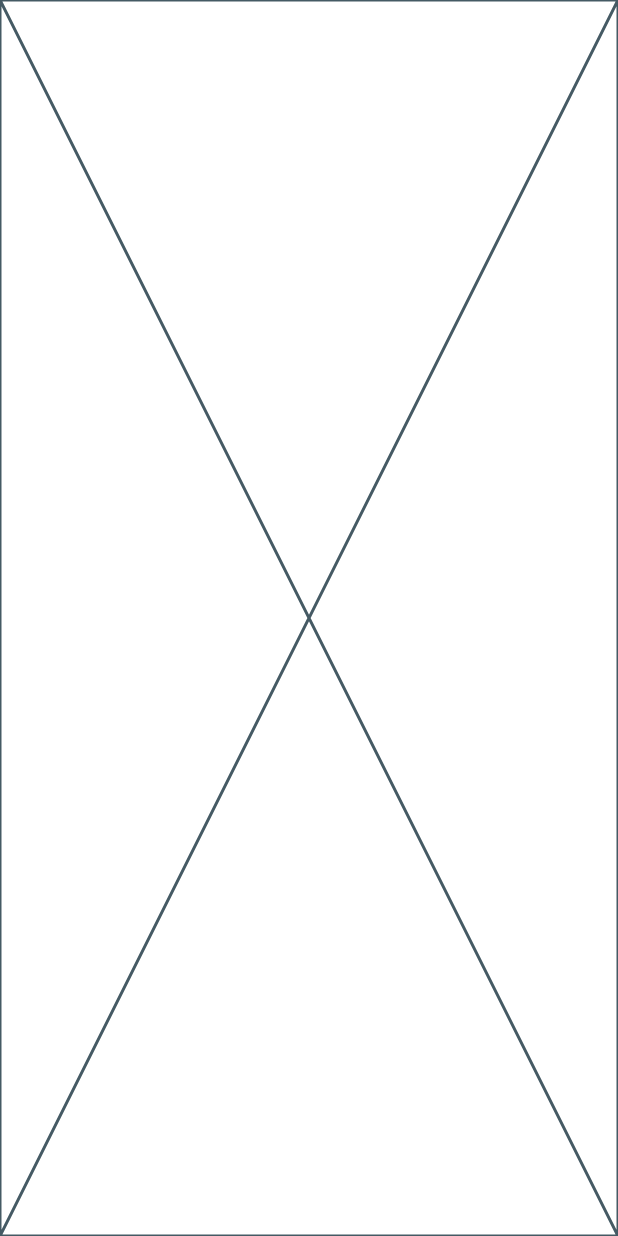
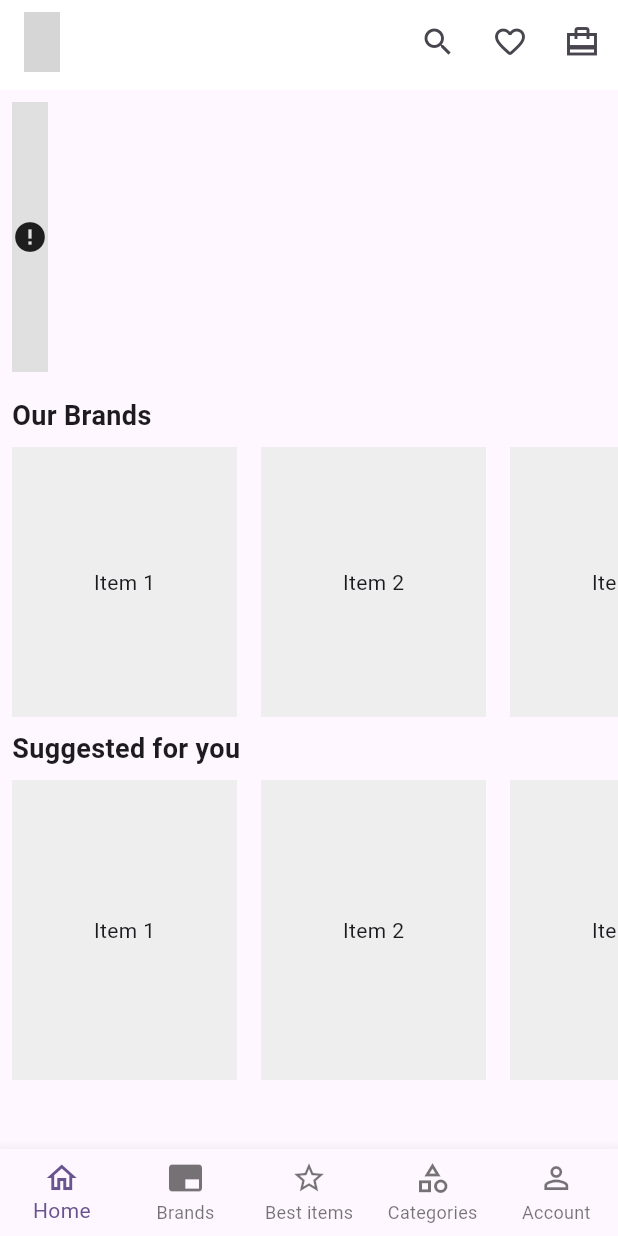
Before and after one commit to adnanpanakkad/alisons_machinetask, a Flutter app: the screen it shows after launch, on a phone screen of 412 x 824 dp. Run offline on Flutter 3.47's test engine with Material 3 defaults, Android fonts, the phone set to English and light mode, and no system bars; network calls fail; grey boxes are pictures that could not be loaded.

Commit message:
(ui):crafted a Home page ui design

```diff
--- /dev/null
+++ b/lib/api/api_key.dart
@@ -0,0 +1,7 @@
+class ApiKey {
+  static String bannerImg =
+      "https://swan.alisonsnewdemo.online/images/banner/1695716382_1_sH4k9mEPpOeGBInBvUUc9G2X3tXUhPE41ZH3Vp5B.webp";
+  static String productimg =
+      "https://swan.alisonsnewdemo.online/images/product/1696583677A53FAWzwjfJ0WhmpRtWP7T4znCiZENZf0b5JQUXw.webp";
+
+}
--- a/lib/main.dart
+++ b/lib/main.dart
@@ -1,3 +1,4 @@
+import 'package:alisons_task/view/bottombar_screen.dart';
 import 'package:alisons_task/view/home.dart';
 import 'package:flutter/material.dart';
 
@@ -12,12 +13,13 @@ class MyApp extends StatelessWidget {
   @override
   Widget build(BuildContext context) {
     return MaterialApp(
+      debugShowCheckedModeBanner: false,
       title: 'Flutter Demo',
       theme: ThemeData(
         colorScheme: ColorScheme.fromSeed(seedColor: Colors.deepPurple),
         useMaterial3: true,
       ),
-      home:   HomePage(),
+      home: BottombarScreen(),
     );
   }
 }
--- /dev/null
+++ b/lib/view/bottombar_screen.dart
@@ -0,0 +1,60 @@
+import 'package:alisons_task/view/home.dart';
+import 'package:flutter/material.dart';
+
+class BottombarScreen extends StatefulWidget {
+  @override
+  _BottombarScreenState createState() => _BottombarScreenState();
+}
+
+class _BottombarScreenState extends State<BottombarScreen> {
+  int _currentIndex = 0;
+
+  // List of pages for each bottom bar item
+  final List<Widget> _pages = [
+    HomePage(), // Updated to use HomePage
+    const Center(child: Text("Brands")),
+    const Center(child: Text("Best items")),
+    const Center(child: Text("Categories")),
+    const Center(child: Text("Account")),
+  ];
+
+  @override
+  Widget build(BuildContext context) {
+    return SafeArea(
+      child: Scaffold(
+        body: _pages[_currentIndex], // Displaying the current page
+        bottomNavigationBar: BottomNavigationBar(
+          currentIndex: _currentIndex,
+          onTap: (index) {
+            setState(() {
+              _currentIndex = index;
+            });
+          },
+          type: BottomNavigationBarType.fixed, // Enables more than 3 items
+          items: const [
+            BottomNavigationBarItem(
+              icon: Icon(Icons.home_outlined),
+              label: "Home",
+            ),
+            BottomNavigationBarItem(
+              icon: Icon(Icons.branding_watermark),
+              label: "Brands",
+            ),
+            BottomNavigationBarItem(
+              icon: Icon(Icons.star_outline),
+              label: "Best items",
+            ),
+            BottomNavigationBarItem(
+              icon: Icon(Icons.category_outlined),
+              label: "Categories",
+            ),
+            BottomNavigationBarItem(
+              icon: Icon(Icons.person_outline),
+              label: "Account",
+            ),
+          ],
+        ),
+      ),
+    );
+  }
+}
--- a/lib/view/home.dart
+++ b/lib/view/home.dart
@@ -1,10 +1,83 @@
+import 'package:alisons_task/api/api_key.dart';
+import 'package:alisons_task/widgets/home_appbar.dart';
 import 'package:flutter/material.dart';
 
 class HomePage extends StatelessWidget {
-  const HomePage({super.key});
-
   @override
   Widget build(BuildContext context) {
-    return const Placeholder();
+    return SafeArea(
+      child: Scaffold(
+        appBar: const HomeAppbar(),
+        body: SingleChildScrollView(
+          child: Column(
+            crossAxisAlignment: CrossAxisAlignment.start,
+            children: [
+              //   Banner section
+              Container(
+                margin: const EdgeInsets.all(8.0),
+                height: 180,
+                color: Colors.grey[300], // Placeholder for banner image
+                child: Image.network(
+                  width: double.infinity,
+                  ApiKey.bannerImg,
+                  fit: BoxFit.fill,
+                  errorBuilder: (context, error, stackTrace) =>
+                      Icon(Icons.error), // Handles any errors in loading
+                ),
+              ),
+
+              // Suggested items section
+              const Padding(
+                padding: EdgeInsets.all(8.0),
+                child: Text(
+                  "Our Brands",
+                  style: TextStyle(fontSize: 18, fontWeight: FontWeight.bold),
+                ),
+              ),
+              SizedBox(
+                height: 180,
+                child: ListView.builder(
+                  scrollDirection: Axis.horizontal,
+                  itemCount: 5,
+                  itemBuilder: (context, index) {
+                    return Container(
+                      width: 150,
+                      margin: const EdgeInsets.symmetric(horizontal: 8.0),
+                      color: Colors.grey[200],
+                      child: Center(child: Text("Item ${index + 1}")),
+                    );
+                  },
+                ),
+              ),
+
+              // Categories section
+              const Padding(
+                padding: EdgeInsets.all(8.0),
+                child: Text(
+                  "Suggested for you",
+                  style: TextStyle(fontSize: 18, fontWeight: FontWeight.bold),
+                ),
+              ),
+              SizedBox(
+                height: 200,
+                child: ListView.builder(
+                  scrollDirection: Axis.horizontal,
+                  itemCount: 5,
+                  itemBuilder: (context, index) {
+                    return Container(
+                      width: 150,
+                      margin: const EdgeInsets.symmetric(horizontal: 8.0),
+                      color: Colors.grey[200],
+                      child: Center(child: Text("Item ${index + 1}")),
+                    );
+                  },
+                ),
+              ),
+
+            ],
+          ),
+        ),
+      ),
+    );
   }
 }
--- /dev/null
+++ b/lib/widgets/home_appbar.dart
@@ -0,0 +1,40 @@
+import 'package:alisons_task/api/api_key.dart';
+import 'package:flutter/material.dart';
+
+class HomeAppbar extends StatelessWidget implements PreferredSizeWidget {
+  const HomeAppbar({super.key});
+
+  @override
+  Widget build(BuildContext context) {
+    return AppBar(
+      title: SizedBox(
+        height: 40, // Adjust height to fit your app bar design
+        child: Image.asset(
+          'assets/Logo 2.png',
+          fit: BoxFit.contain,
+          errorBuilder: (context, error, stackTrace) =>
+              Icon(Icons.error), // Handles any errors in loading
+        ),
+      ),
+      backgroundColor: Colors.white,
+      actions: [
+        IconButton(
+          icon: const Icon(Icons.search),
+          onPressed: () {},
+        ),
+        IconButton(
+          icon: const Icon(Icons.favorite_outline_rounded),
+          onPressed: () {},
+        ),
+        IconButton(
+          icon: const Icon(Icons.card_travel_sharp),
+          onPressed: () {},
+        ),
+      ],
+    );
+  }
+
+  @override
+  Size get preferredSize =>
+      const Size.fromHeight(60.0); // Standard app bar height
+}
--- a/pubspec.yaml
+++ b/pubspec.yaml
@@ -59,10 +59,8 @@ flutter:
   uses-material-design: true
 
   # To add assets to your application, add an assets section, like this:
-  # assets:
-  #   - images/a_dot_burr.jpeg
-  #   - images/a_dot_ham.jpeg
-
+  assets:
+    - assets\Logo 2.png
   # An image asset can refer to one or more resolution-specific "variants", see
   # https://flutter.dev/to/resolution-aware-images
 
```
Also changed, not shown: assets/Logo 2.png (added).
